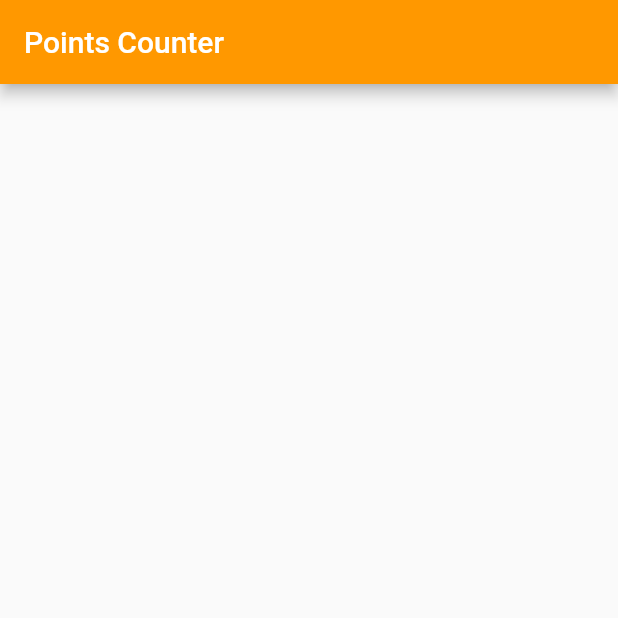
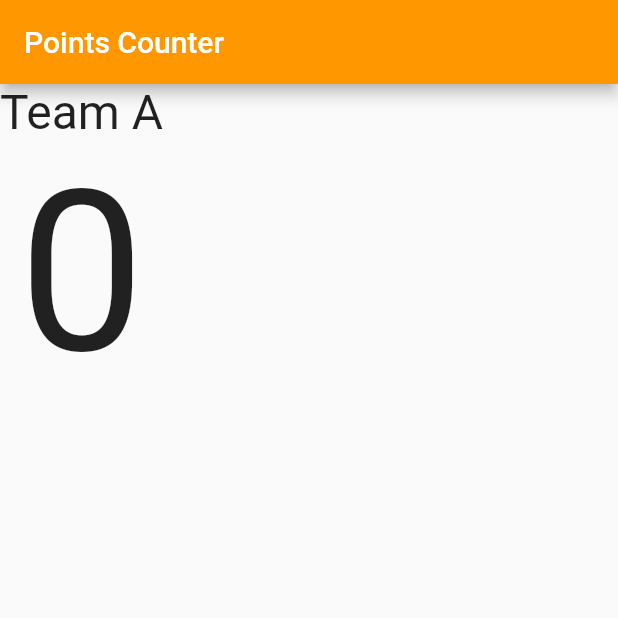
Before and after one commit to MohamedEssam-900009/basketball_points_counter_app, a Flutter app: the screen it shows after launch, on a phone screen of 412 x 824 dp, the top half of it. Run offline on Flutter 3.47's test engine with Material 3 defaults, Android fonts, the phone set to English and light mode, and no system bars.

Commit message:
adding text

```diff
--- a/lib/main.dart
+++ b/lib/main.dart
@@ -17,6 +17,18 @@ class PointsCounter extends StatelessWidget {
           title: const Text('Points Counter'),
           backgroundColor: Colors.orange,
         ),
+        body: const Column(
+          children: [
+            Text(
+              'Team A',
+              style: TextStyle(fontSize: 32),
+            ),
+            Text(
+              '0',
+              style: TextStyle(fontSize: 150),
+            ),
+          ],
+        ),
       ),
     );
   }
```
